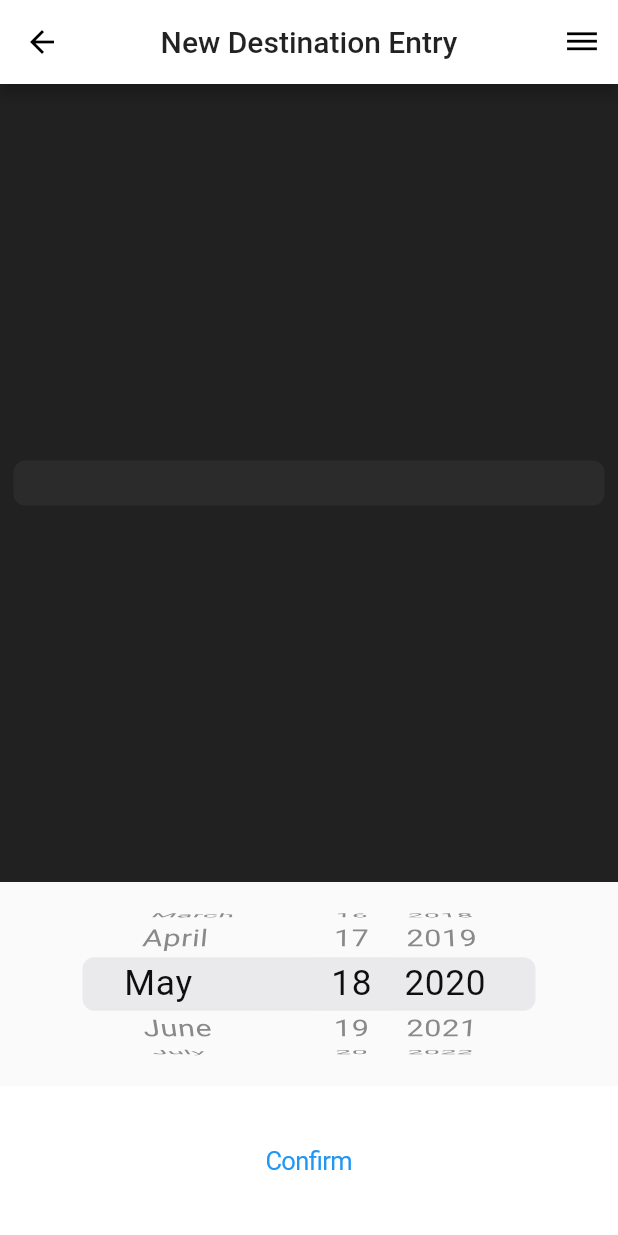
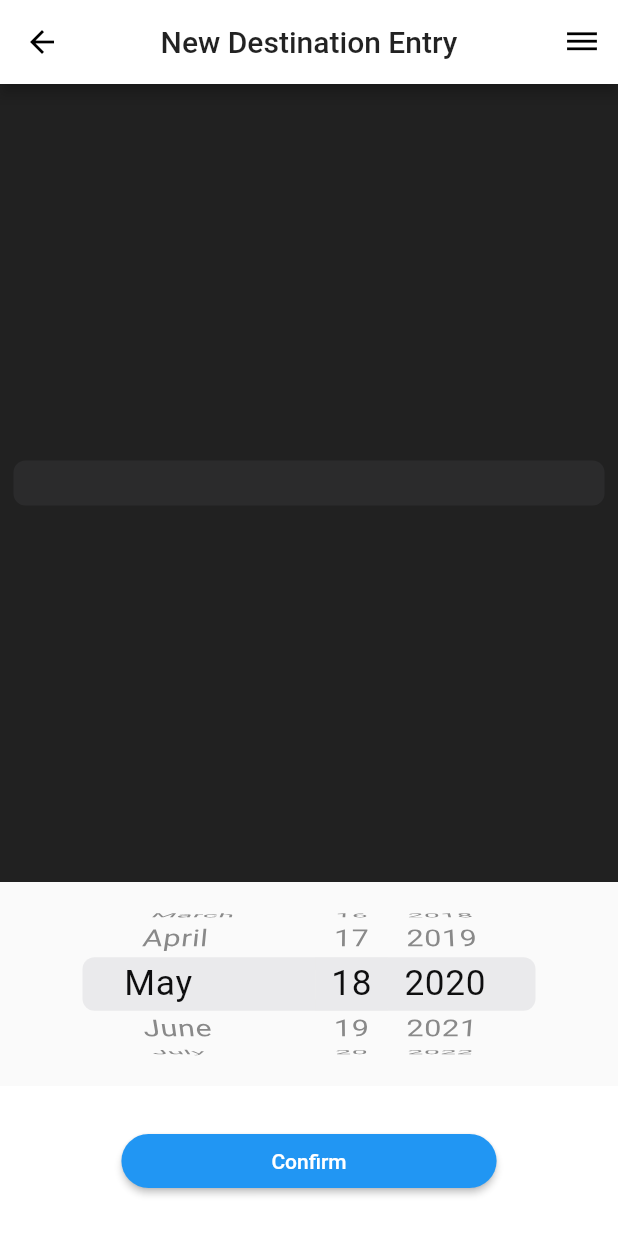
Before and after one commit to nguytha4/Flutter-TripReady-App, a Flutter app: the NewDestinationEntryScreen screen opened by its route, on a phone screen of 412 x 824 dp. Run offline on Flutter 3.47's test engine with Material 2 defaults, Android fonts, the phone set to English and light mode, and no system bars; our stand-ins replace cloud_firestore, firebase_auth, firebase_dynamic_links, firebase_storage, font_awesome_flutter, google_sign_in and 1 more; accounts and stored records are empty.

Commit message:
add button on new destination entry screen

```diff
--- a/lib/screens/new_destination_entry_screen.dart
+++ b/lib/screens/new_destination_entry_screen.dart
@@ -81,11 +81,17 @@ class _NewDestinationEntryScreenState extends State<NewDestinationEntryScreen> {
                       ),
                     ),
                   ),
+                  child: SizedBox(
+                    height: 100,
                       child: Row(
                       mainAxisAlignment: MainAxisAlignment.center,
-                      children: [
-                        CupertinoButton(
+                        children:[
+                          RaisedButton(
+                            color: Colors.blue,
+                            shape: RoundedRectangleBorder(borderRadius: new BorderRadius.circular(50.0)),
                             child: Text('Confirm'),
+                            textColor: Colors.white,
+                            padding: EdgeInsets.fromLTRB(100, 0, 100, 0),
                             onPressed: () async {
                               await DataService.createPlan(planModel);
                               Navigator.pop(context);
@@ -98,12 +104,9 @@ class _NewDestinationEntryScreenState extends State<NewDestinationEntryScreen> {
                                                 element.documentID ==
                                                 planModel.destinationID))));
                             },
-                          padding: const EdgeInsets.symmetric(
-                            horizontal: 30.0,
-                            vertical: 40.0,
-                          ),
                   )
                 ],
+              ),
             ),
           ),
         ],
```
Lines whose indentation alone changed are shown as unchanged.
